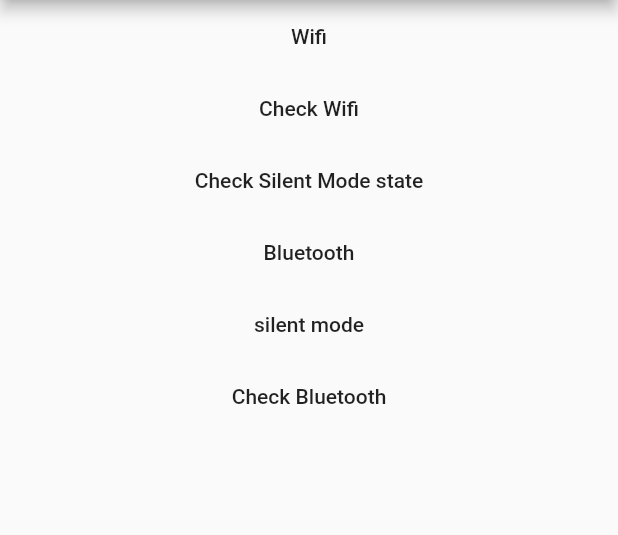
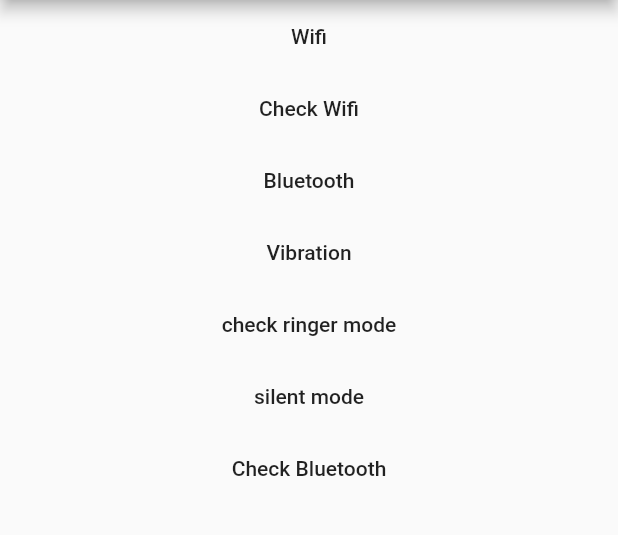
Before and after one commit to aidooyaw1992/flutter_system_shortcut, a Flutter app: the screen it shows after launch, on a phone screen of 412 x 824 dp, the part 84-619 px from its top. Run offline on Flutter 3.47's test engine with Material 2 defaults, Android fonts, the phone set to English and light mode, and no system bars.

Commit message:
added check ringer mode

```diff
--- a/example/lib/main.dart
+++ b/example/lib/main.dart
@@ -64,22 +64,40 @@ class Body extends StatelessWidget {
             );
           },
         ),
-        FlatButton(
-          child: Text("Check Silent Mode state"),
-          onPressed: () async {
-            bool b = await FlSysShortcut.checkSilentMode;
-            Scaffold.of(context).showSnackBar(
-              SnackBar(
-                content: Text("Silent mode Turned On Check - $b"),
-                duration: Duration(seconds: 2),
-              ),
-            );
-          },
-        ),
+        // FlatButton(
+        //   child: Text("Check Silent Mode state"),
+        //   onPressed: () async {
+        //     bool b = await FlSysShortcut.checkSilentMode;
+        //     Scaffold.of(context).showSnackBar(
+        //       SnackBar(
+        //         content: Text("Silent mode Turned On Check - $b"),
+        //         duration: Duration(seconds: 2),
+        //       ),
+        //     );
+        //   },
+        // ),
         FlatButton(
           child: Text("Bluetooth"),
           onPressed: () async {
             await FlSysShortcut.bluetooth();
+          },
+        ),
+        FlatButton(
+          child: Text("Vibration"),
+          onPressed: () async {
+            await FlSysShortcut.vibration();
+          },
+        ),
+        FlatButton(
+          child: Text("check ringer mode"),
+          onPressed: () async {
+           String state= await FlSysShortcut.checkRingerMode;
+            Scaffold.of(context).showSnackBar(
+              SnackBar(
+                content: Text("Ringer mode  Check - $state"),
+                duration: Duration(seconds: 2),
+              ),
+            );
           },
         ),
         FlatButton(
```
